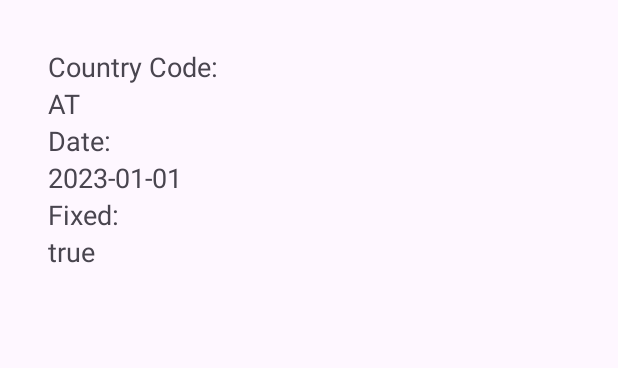
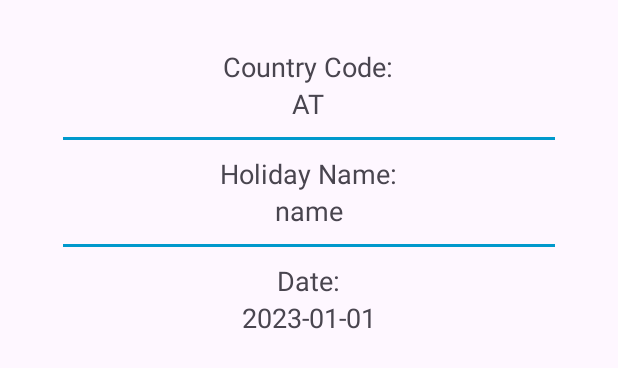
Before and after one commit to BezMan/SoliHolidays, an Android app: the layout fragment_detail.xml on its own in the app's theme, with its tools: preview values and no code run, on a phone screen of 412 x 824 dp. Shown: the top 368 px of the screen. Run offline under Robolectric (Android 15) with nearby library versions, the phone set to English and light mode, and no system bars; network calls fail.

```diff
--- a/app/build.gradle
+++ b/app/build.gradle
@@ -4,6 +4,7 @@ plugins {
     id 'kotlin-parcelize'
     id 'kotlin-kapt'
     id 'com.google.dagger.hilt.android'
+    id 'androidx.navigation.safeargs.kotlin'
 }
 
 android {
--- a/app/src/main/AndroidManifest.xml
+++ b/app/src/main/AndroidManifest.xml
@@ -2,7 +2,6 @@
 <manifest xmlns:android="http://schemas.android.com/apk/res/android"
     xmlns:tools="http://schemas.android.com/tools">
 
-    <uses-permission android:name="android.permission.READ_PHONE_STATE" />
     <uses-permission android:name="android.permission.INTERNET" />
 
     <application
--- a/app/src/main/res/layout/fragment_detail.xml
+++ b/app/src/main/res/layout/fragment_detail.xml
@@ -20,6 +20,7 @@
             android:layout_width="match_parent"
             android:layout_height="wrap_content"
             android:orientation="vertical"
+            android:gravity="center"
             android:padding="16dp">
 
             <!-- Property: Country Code -->
@@ -36,6 +37,32 @@
                 tools:text="AT"
                 android:textSize="18sp" />
 
+            <View
+                android:layout_width="match_parent"
+                android:layout_height="2dp"
+                android:layout_margin="10dp"
+                android:background="@android:color/holo_blue_dark"/>
+
+            <!-- Property: Country Code -->
+            <TextView
+                android:layout_width="wrap_content"
+                android:layout_height="wrap_content"
+                android:text="Holiday Name:"
+                android:textSize="18sp" />
+
+            <TextView
+                android:id="@+id/textViewHolidayNameValue"
+                android:layout_width="wrap_content"
+                android:layout_height="wrap_content"
+                tools:text="name"
+                android:textSize="18sp" />
+
+            <View
+                android:layout_width="match_parent"
+                android:layout_height="2dp"
+                android:layout_margin="10dp"
+                android:background="@android:color/holo_blue_dark"/>
+
             <!-- Property: Date -->
             <TextView
                 android:layout_width="wrap_content"
@@ -50,19 +77,6 @@
                 tools:text="2023-01-01"
                 android:textSize="18sp" />
 
-            <!-- Property: Fixed -->
-            <TextView
-                android:layout_width="wrap_content"
-                android:layout_height="wrap_content"
-                android:text="Fixed:"
-                android:textSize="18sp" />
-
-            <TextView
-                android:id="@+id/textViewFixedValue"
-                android:layout_width="wrap_content"
-                android:layout_height="wrap_content"
-                tools:text="true"
-                android:textSize="18sp" />
 
             <!-- Continue adding TextViews for other properties as needed -->
 
--- a/app/src/main/res/layout/list_item.xml
+++ b/app/src/main/res/layout/list_item.xml
@@ -2,6 +2,7 @@
 <androidx.constraintlayout.widget.ConstraintLayout xmlns:android="http://schemas.android.com/apk/res/android"
     xmlns:app="http://schemas.android.com/apk/res-auto"
     xmlns:tools="http://schemas.android.com/tools"
+    android:id="@+id/itemLayout"
     android:layout_width="match_parent"
     android:layout_height="wrap_content">
 
--- a/build.gradle
+++ b/build.gradle
@@ -4,4 +4,5 @@ plugins {
     id 'com.android.library' version '8.0.2' apply false
     id 'org.jetbrains.kotlin.android' version '1.9.0' apply false
     id 'com.google.dagger.hilt.android' version '2.47' apply false
+    id 'androidx.navigation.safeargs' version '2.7.2' apply false
 }
```
Also changed, not shown: app/src/main/java/com/example/soliapp/ui/detail/DetailFragment.kt (+8 -2 lines), app/src/main/java/com/example/soliapp/ui/list/ListFragment.kt (+5 -11 lines), app/src/main/java/com/example/soliapp/ui/list/MainListAdapter.kt (+12 -6 lines), app/src/main/res/navigation/nav_graph.xml (+7 -2 lines).
